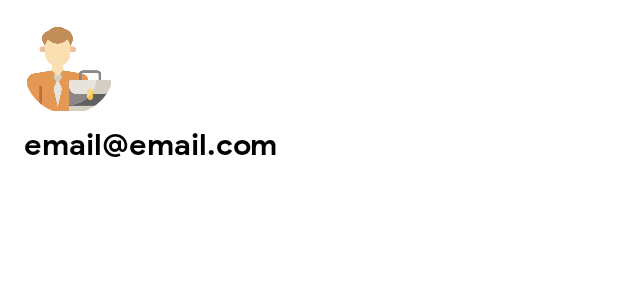
After one commit to agathasan23/Project, an Android app: the layout nav_header.xml on its own in the app's theme, with its tools: preview values and no code run, on a phone screen of 412 x 824 dp. The commit adds this screen. Shown: the top 300 px of the screen. Run offline under Robolectric (Android 15) with nearby library versions, the phone set to English and light mode, and no system bars.

Commit message:
sidebar fail

```diff
--- /dev/null
+++ b/app/src/main/res/layout/nav_header.xml
@@ -0,0 +1,33 @@
+<?xml version="1.0" encoding="utf-8"?>
+<LinearLayout
+    xmlns:android="http://schemas.android.com/apk/res/android"
+    android:layout_width="match_parent"
+    android:layout_height="wrap_content"
+    android:orientation="vertical"
+    android:layout_marginTop="16dp"
+    android:layout_marginStart="16dp"
+    android:background="@color/white">
+
+    <de.hdodenhof.circleimageview.CircleImageView
+        android:layout_width="60dp"
+        android:layout_height="60dp"
+        android:src="@drawable/businessman"/>
+
+    <TextView
+        android:layout_width="wrap_content"
+        android:layout_height="wrap_content"
+        android:id="@+id/tvEmail"
+        android:paddingTop="8dp"
+        android:text="email@email.com"
+        android:textSize="20sp"
+        android:textColor="@color/black"
+        android:fontFamily="@font/googlesans_bold"/>
+
+    <View
+        android:layout_width="match_parent"
+        android:layout_height="1dp"
+        android:layout_marginTop="30dp"/>
+
+
+
+</LinearLayout>
--- a/app/src/main/res/values/strings.xml
+++ b/app/src/main/res/values/strings.xml
@@ -1,5 +1,7 @@
 <resources>
     <string name="app_name">Eventin</string>
+    <string name="open">Open</string>
+    <string name="close">Close</string>
 
     <string-array name="kategori">
         <item>hahahah</item>
```
Also changed, not shown: app/src/main/java/com/example/prkuliah/Dashboard.kt (+11 -1 lines), app/src/main/res/drawable/ic_event_24.xml (added, +10 -0 lines), app/src/main/res/drawable/ic_logout_24.xml (added, +10 -0 lines), app/src/main/res/layout/activity_dashboard.xml (+4 -3 lines), app/src/main/res/menu/nav_menu.xml (added, +19 -0 lines), 65 other files.
